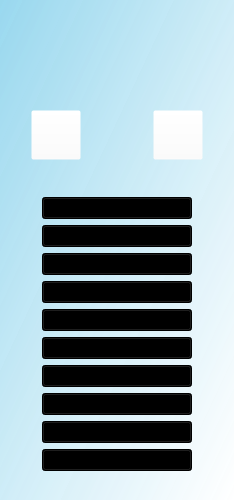
Before: the Qt Designer form playlistradio.ui in MaximTarutin/maxradio, drawn with Qt 5.
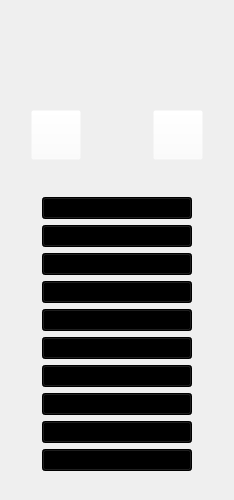
After: the same form once the commit is applied. Icons and pictures are not drawn.

```diff
--- a/playlistradio.ui
+++ b/playlistradio.ui
@@ -27,7 +27,7 @@
   </property>
   <property name="styleSheet">
    <string notr="true">background-image: url(:/res/prosrach.png);
-background-color: qlineargradient(spread:pad, x1:0, y1:0, x2:1, y2:1, stop:0 rgba(151, 215, 238, 224), stop:1 rgba(255, 255, 255, 255));</string>
+</string>
   </property>
   <layout class="QGridLayout" name="gridLayout_3">
    <item row="0" column="0">
```
